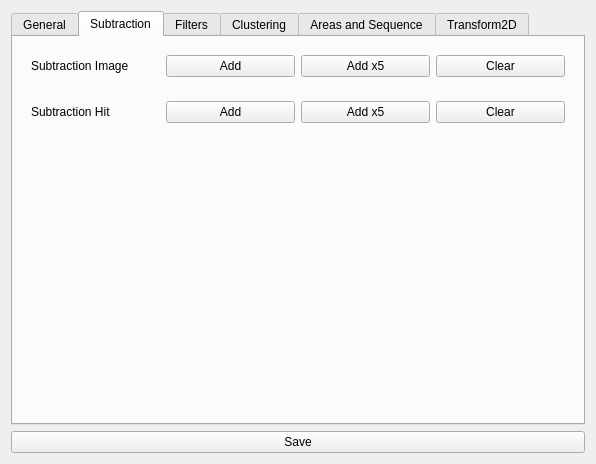
Qt form Scenery/gui/processwindow.ui (dkliminsky/Scenery) before a commit.
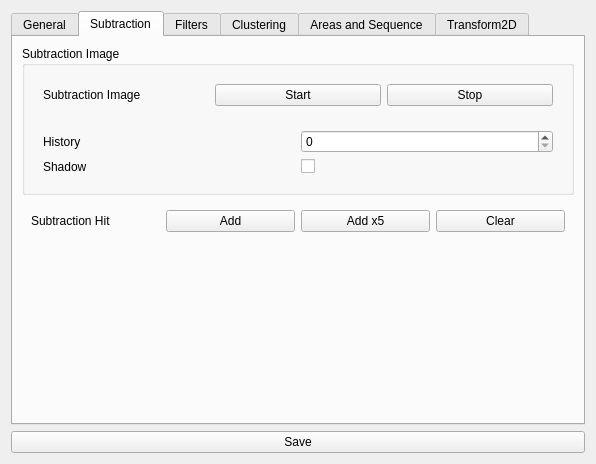
The same form after that commit. The open tabs and pages were chosen to show the change.

Commit message: Add background subtraction to memorize effect

```diff
--- a/Scenery/gui/processwindow.ui
+++ b/Scenery/gui/processwindow.ui
@@ -680,9 +680,15 @@
       <attribute name="title">
        <string>Subtraction</string>
       </attribute>
+      <layout class="QVBoxLayout" name="verticalLayout_16">
+       <item>
+        <widget class="QGroupBox" name="groupBox_7">
+         <property name="title">
+          <string>Subtraction Image</string>
+         </property>
       <layout class="QVBoxLayout" name="verticalLayout_14">
        <item>
-        <widget class="QWidget" name="subtractionHitWidget_2" native="true">
+           <widget class="QWidget" name="widget_17" native="true">
          <layout class="QHBoxLayout" name="horizontalLayout_9">
           <item>
            <widget class="QLabel" name="label_46">
@@ -692,24 +698,50 @@
            </widget>
           </item>
           <item>
-           <widget class="QPushButton" name="subtractionImageAddButton">
+              <widget class="QPushButton" name="subtractionImageStartButton">
             <property name="text">
-             <string>Add</string>
+                <string>Start</string>
             </property>
            </widget>
           </item>
           <item>
-           <widget class="QPushButton" name="subtractionImageAdd5Button">
+              <widget class="QPushButton" name="subtractionImageStopButton">
             <property name="text">
-             <string>Add x5</string>
+                <string>Stop</string>
             </property>
            </widget>
           </item>
+            </layout>
+           </widget>
+          </item>
           <item>
-           <widget class="QPushButton" name="subtractionImageClearButton">
+           <widget class="QWidget" name="widget_18" native="true">
+            <layout class="QGridLayout" name="gridLayout_12">
+             <item row="0" column="0">
+              <widget class="QLabel" name="label_47">
             <property name="text">
-             <string>Clear</string>
-            </property>
+                <string>History</string>
+               </property>
+              </widget>
+             </item>
+             <item row="0" column="1">
+              <widget class="QSpinBox" name="subtractionImageHistorySpinBox"/>
+             </item>
+             <item row="1" column="0">
+              <widget class="QLabel" name="label_48">
+               <property name="text">
+                <string>Shadow</string>
+               </property>
+              </widget>
+             </item>
+             <item row="1" column="1">
+              <widget class="QCheckBox" name="subtractionImageShadowCheckBox">
+               <property name="text">
+                <string/>
+               </property>
+              </widget>
+             </item>
+            </layout>
            </widget>
           </item>
          </layout>
@@ -763,6 +795,9 @@
         </spacer>
        </item>
       </layout>
+      <zorder>subtractionHitWidget</zorder>
+      <zorder>label_43</zorder>
+      <zorder>groupBox_7</zorder>
      </widget>
      <widget class="QWidget" name="filters">
       <attribute name="title">
```
Lines whose indentation alone changed are shown as unchanged. The commit also changes 13 other files.
